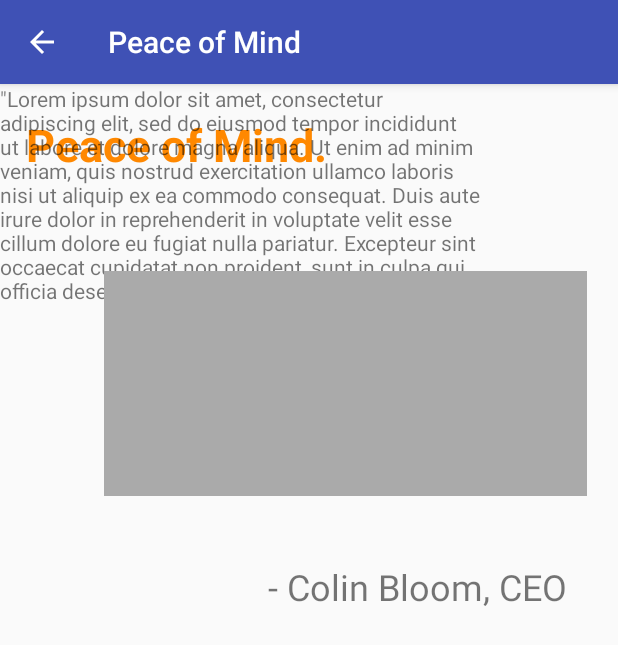
After one commit to ColinJB/PeaceofMind, an Android app: the AboutActivity screen opened directly, with no data from a screen before it, on a phone screen of 412 x 824 dp. The commit adds this screen. Shown: the top 645 px of the screen. Run offline under Robolectric (Android 15) with nearby library versions, the phone set to English and light mode, and no system bars.

Commit message:
create basic design of about activity

```diff
--- /dev/null
+++ b/app/src/main/java/com/epicodus/peaceofmind/AboutActivity.java
@@ -0,0 +1,13 @@
+package com.epicodus.peaceofmind;
+
+import android.support.v7.app.AppCompatActivity;
+import android.os.Bundle;
+
+public class AboutActivity extends AppCompatActivity {
+
+    @Override
+    protected void onCreate(Bundle savedInstanceState) {
+        super.onCreate(savedInstanceState);
+        setContentView(R.layout.activity_about);
+    }
+}
--- /dev/null
+++ b/app/src/main/res/layout/activity_about.xml
@@ -0,0 +1,68 @@
+<?xml version="1.0" encoding="utf-8"?>
+<android.support.constraint.ConstraintLayout xmlns:android="http://schemas.android.com/apk/res/android"
+    xmlns:app="http://schemas.android.com/apk/res-auto"
+    xmlns:tools="http://schemas.android.com/tools"
+    android:layout_width="match_parent"
+    android:layout_height="match_parent"
+    tools:context="com.epicodus.peaceofmind.AboutActivity">
+
+    <TextView
+        android:id="@+id/aboutTitle"
+        android:layout_width="212dp"
+        android:layout_height="39dp"
+        android:layout_marginBottom="8dp"
+        android:layout_marginLeft="8dp"
+        android:layout_marginRight="8dp"
+        android:layout_marginTop="8dp"
+        android:text="Peace of Mind."
+        android:textColor="@android:color/holo_orange_dark"
+        android:textSize="30sp"
+        android:textStyle="bold"
+        app:layout_constraintBottom_toBottomOf="parent"
+        app:layout_constraintHorizontal_bias="0.051"
+        app:layout_constraintLeft_toLeftOf="parent"
+        app:layout_constraintRight_toRightOf="parent"
+        app:layout_constraintTop_toTopOf="parent"
+        app:layout_constraintVertical_bias="0.017" />
+
+    <TextView
+        android:id="@+id/aboutContent"
+        android:layout_width="322dp"
+        android:layout_height="150dp"
+        android:text='"Lorem ipsum dolor sit amet, consectetur adipiscing elit, sed do eiusmod tempor incididunt ut labore et dolore magna aliqua. Ut enim ad minim veniam, quis nostrud exercitation ullamco laboris nisi ut aliquip ex ea commodo consequat. Duis aute irure dolor in reprehenderit in voluptate velit esse cillum dolore eu fugiat nulla pariatur. Excepteur sint occaecat cupidatat non proident, sunt in culpa qui officia deserunt mollit anim id est laborum."'
+        tools:layout_editor_absoluteX="16dp"
+        tools:layout_editor_absoluteY="246dp" />
+
+    <ImageView
+        android:id="@+id/imageView"
+        android:layout_width="322dp"
+        android:layout_height="150dp"
+        android:layout_marginBottom="8dp"
+        android:layout_marginLeft="8dp"
+        android:layout_marginRight="8dp"
+        android:layout_marginTop="8dp"
+        app:layout_constraintBottom_toBottomOf="parent"
+        app:layout_constraintHorizontal_bias="0.826"
+        app:layout_constraintLeft_toLeftOf="parent"
+        app:layout_constraintRight_toRightOf="parent"
+        app:layout_constraintTop_toTopOf="parent"
+        app:layout_constraintVertical_bias="0.194"
+        app:srcCompat="@android:color/darker_gray" />
+
+    <TextView
+        android:id="@+id/aboutQuoteAuthor"
+        android:layout_width="216dp"
+        android:layout_height="38dp"
+        android:layout_marginBottom="8dp"
+        android:layout_marginLeft="8dp"
+        android:layout_marginRight="8dp"
+        android:layout_marginTop="8dp"
+        android:text="- Colin Bloom, CEO"
+        android:textSize="24sp"
+        app:layout_constraintBottom_toBottomOf="parent"
+        app:layout_constraintHorizontal_bias="0.947"
+        app:layout_constraintLeft_toLeftOf="parent"
+        app:layout_constraintRight_toRightOf="parent"
+        app:layout_constraintTop_toBottomOf="@+id/aboutContent"
+        app:layout_constraintVertical_bias="0.285" />
+</android.support.constraint.ConstraintLayout>
--- a/app/src/main/res/values/colors.xml
+++ b/app/src/main/res/values/colors.xml
@@ -1,6 +1,6 @@
 <?xml version="1.0" encoding="utf-8"?>
 <resources>
-    <color name="colorPrimary">#3F51B5</color>
+    <color name="colorPrimary">#3f51b5</color>
     <color name="colorPrimaryDark">#303F9F</color>
     <color name="colorAccent">#FF4081</color>
 </resources>
```
Also changed, not shown: app/src/main/AndroidManifest.xml (+8 -5 lines), app/src/main/res/layout/activity_main.xml (+61 -11 lines).
